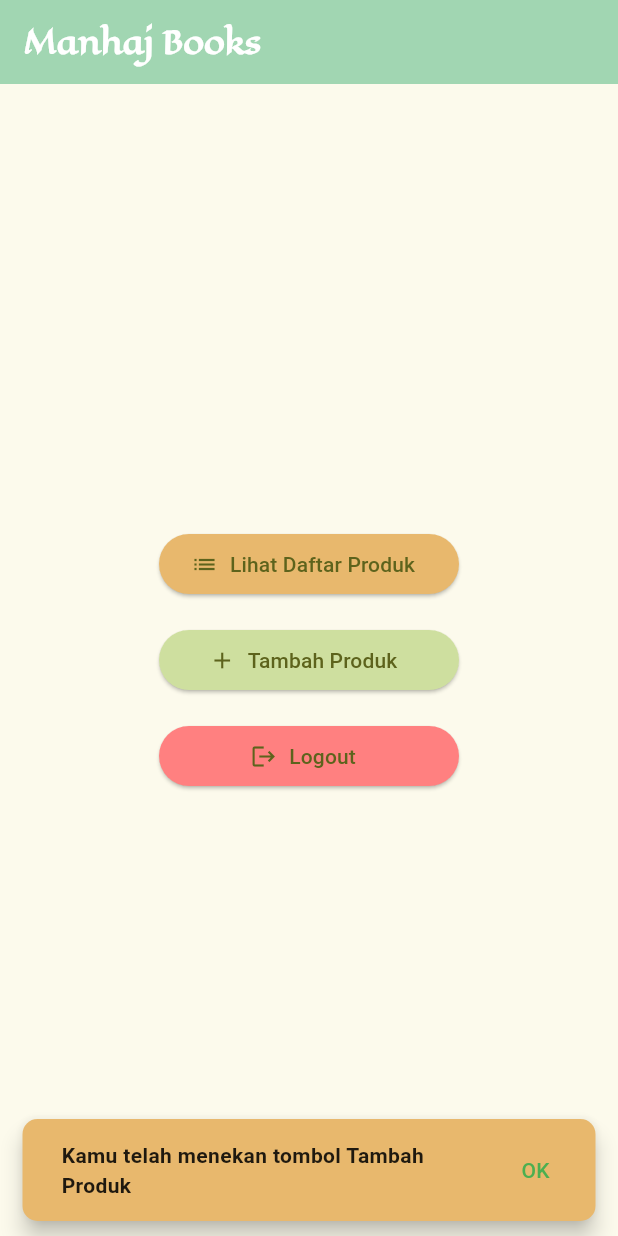
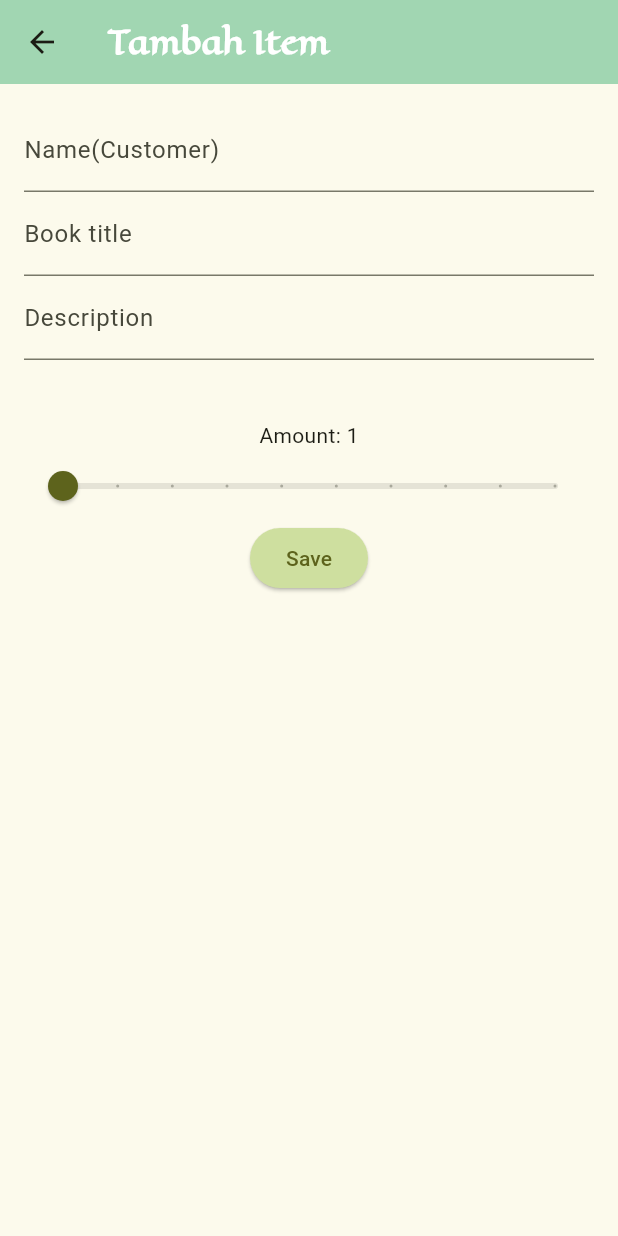
Before and after one commit to 4hmadanbiy4/manhaj-books-mobile, a Flutter app: the screen it shows after launch, after a tap on "Tambah Produk", on a phone screen of 412 x 824 dp. Run offline on Flutter 3.47's test engine with Material 3 defaults, Android fonts, the phone set to English and light mode, and no system bars.

Commit message:
tugas 8 selesai

```diff
--- a/lib/main.dart
+++ b/lib/main.dart
@@ -80,6 +80,35 @@ class _HomePageState extends State<HomePage> {
         backgroundColor: Color(0xFFA1D6B2),
         title: Text(widget.title),
       ),
+      drawer: Drawer(
+        child: ListView(
+          padding: EdgeInsets.zero,
+          children: [
+            DrawerHeader(
+              decoration: BoxDecoration(
+                color: Color(0xFFA1D6B2),
+              ),
+              child: Text('Menu', style: TextStyle(
+                  color: Colors.white, fontSize: 24
+                ),
+              ),
+            ),
+            ListTile(
+              title: Text('Halaman Utama'),
+              onTap: () {
+                Navigator.pop(context);
+              },
+            ),
+            ListTile(
+              title: Text('Tambah Item'),
+              onTap: () {
+                Navigator.pop(context);
+                Navigator.push(context, MaterialPageRoute(builder: (context) => const AddItemPage()));
+              },
+            ),
+          ],
+        )
+      ),
       body: Center(
         child: Column(
           mainAxisAlignment: MainAxisAlignment.center,
@@ -98,7 +127,7 @@ class _HomePageState extends State<HomePage> {
             SizedBox(height: 16.0),
             ElevatedButton.icon(
               onPressed: () {
-                showSnackbar(context, 'Kamu telah menekan tombol Tambah Produk', Icons.add);
+                Navigator.push(context, MaterialPageRoute(builder: (context) => const AddItemPage()));
               },
               icon: Icon(Icons.add),
               label: Text('Tambah Produk'),
@@ -125,3 +154,148 @@ class _HomePageState extends State<HomePage> {
     );
   }
 }
+
+class AddItemPage extends StatefulWidget {
+  const AddItemPage({super.key});
+
+  @override
+  _AddItemPageState createState() => _AddItemPageState();
+}
+
+class _AddItemPageState extends State<AddItemPage> {
+  final _formKey = GlobalKey<FormState>();
+  final _nameController = TextEditingController();
+  final _bookTitleController = TextEditingController();
+  // final _amountController = TextEditingController();
+  double _amount = 1;
+  final _descriptionController = TextEditingController();
+
+  @override
+  Widget build(BuildContext context) {
+    return Scaffold(
+      appBar: AppBar(
+        title: Text('Tambah Item'),
+        backgroundColor: Color(0xFFA1D6B2),
+      ),
+      body: Padding(
+        padding: const EdgeInsets.all(16.0),
+        child: Form(
+          key: _formKey,
+          child: Column(
+            children: [
+              TextFormField(
+                controller: _nameController,
+                decoration: InputDecoration(labelText: 'Name(Customer)'),
+                validator: (value) {
+                  if (value == null || value.isEmpty) {
+                    return 'nama pelanggan tidak boleh kosong';
+                  }
+                  else if(RegExp(r'[0-9]').hasMatch(value)){
+                    return 'Nama harus tidak mengandung angka';
+                  }
+                  return null;
+                },
+              ),
+              TextFormField(
+                controller: _bookTitleController,
+                decoration: InputDecoration(labelText: 'Book title'),
+                validator: (value) {
+                  if (value == null || value.isEmpty) {
+                    return 'judul buku boleh kosong';
+                  }
+                  else if(RegExp(r'[0-9]').hasMatch(value)){
+                    return 'Nama harus tidak mengandung angka';
+                  }
+                  return null;
+                },
+              ),
+              // TextFormField(
+              //   controller: _amountController,
+              //   decoration: InputDecoration(labelText: 'Amount'),
+              //   keyboardType: TextInputType.number,
+              //   validator: (value) {
+              //     if (value == null || value.isEmpty) {
+              //       return 'Amount tidak boleh kosong';
+              //     }
+              //     final n = num.tryParse(value);
+              //     if (RegExp(r'[A-Z, a-z]').hasMatch(value)){
+              //       return 'input harus berupa angka';
+              //     }
+              //     if (n == null || n <= 0) {
+              //       return 'Amount harus angka positif';
+              //     }
+              //     return null;
+              //   },
+              // ),
+              TextFormField(
+                controller: _descriptionController,
+                decoration: InputDecoration(labelText: 'Description'),
+                validator: (value) {
+                  if (value == null || value.isEmpty) {
+                    return 'Description tidak boleh kosong';
+                  }
+                  return null;
+                },
+              ),
+              const SizedBox(height: 20),
+              const SizedBox(height: 20),
+              Text('Amount: ${_amount.round()}'),
+              Slider(
+                value: _amount,
+                min: 1,
+                max: 10,
+                divisions: 9,
+                label: _amount.round().toString(),
+                onChanged: (double value) {
+                  setState(() {
+                    _amount = value;
+                  });
+                },
+              ),
+              ElevatedButton(
+                onPressed: () {
+                  if (_formKey.currentState!.validate()) {
+                    showDialog(
+                      context: context,
+                      builder: (context) {
+                        return AlertDialog(
+                          title: Text('Item Detail'),
+                          content: Text(
+                            'Name: ${_nameController.text}\n'
+                            'Book title: ${_bookTitleController.text}\n'
+                            'Amount: ${_amount.round()}\n'
+                            'Description: ${_descriptionController.text}',
+                          ),
+                          actions: [
+                            TextButton(
+                              onPressed: () {
+                                Navigator.of(context).pop();
+                              },
+                              child: Text('OK'),
+                            ),
+                          ],
+                        );
+                      },
+                    );
+                  }
+                },
+                style: ElevatedButton.styleFrom(
+                  backgroundColor: Color(0xFFCEDF9F)
+                ),
+                child: Text('Save'),
+              ),
+            ],
+          ),
+        ),
+      ),
+    );
+  }
+
+  @override
+  void dispose() {
+    _nameController.dispose();
+    _bookTitleController.dispose();
+    _descriptionController.dispose();
+    super.dispose();
+  }
+}
```
